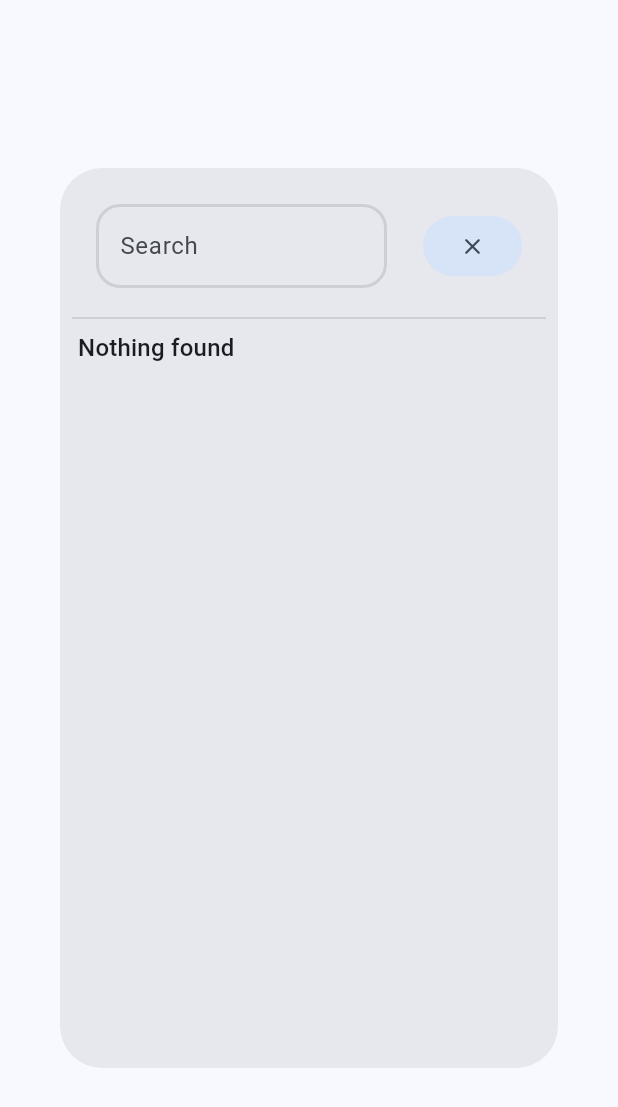
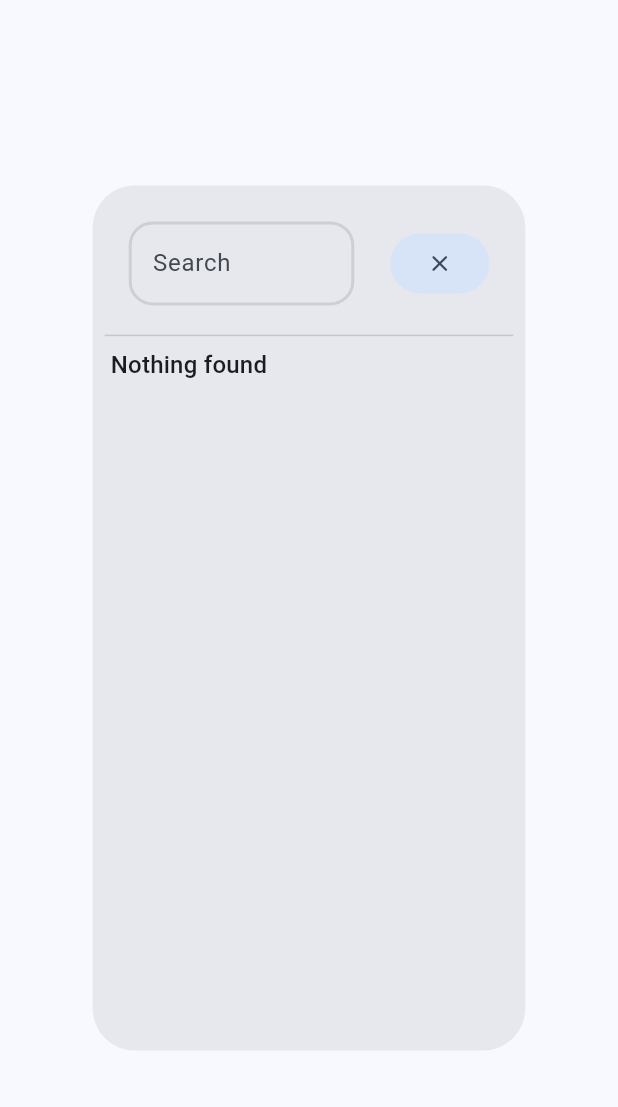
Before and after one commit to bierbaumtim/arb_editor, a Flutter app: the SearchDialog widget shown alone on an empty page, opened directly, on a phone screen of 412 x 824 dp. Shown: the top 1107 px of the screen. Run offline on Flutter 3.47's test engine with Material 2 defaults, Android fonts, the phone set to English and light mode, and no system bars; our stand-ins replace file_picker, flutter_riverpod, freezed_annotation, riverpod, yaml.

Commit message:
fix constraints for search dialog

```diff
--- a/lib/features/search/search_dialog.dart
+++ b/lib/features/search/search_dialog.dart
@@ -24,11 +24,25 @@ class SearchDialog extends ConsumerWidget {
 
   @override
   Widget build(BuildContext context, WidgetRef ref) {
+    final mediaQuery = MediaQuery.of(context);
     // The paddingScaleFactor is used to adjust the padding of Dialog
     // children.
-    final paddingScaleFactor = _paddingScaleFactor(
-      MediaQuery.of(context).textScaleFactor,
-    );
+    final paddingScaleFactor = _paddingScaleFactor(mediaQuery.textScaleFactor);
+
+    var constraints = _kConstraints;
+
+    if (mediaQuery.size.width * 0.7 < _kConstraints.maxWidth) {
+      constraints = constraints.copyWith(
+        minWidth: mediaQuery.size.width * 0.7,
+        maxWidth: mediaQuery.size.width * 0.7,
+      );
+    }
+
+    if (mediaQuery.size.height * 0.7 < _kConstraints.maxHeight) {
+      constraints = constraints.copyWith(
+        maxHeight: mediaQuery.size.height * 0.7,
+      );
+    }
 
     return Dialog(
       elevation: 4,
@@ -38,7 +52,7 @@ class SearchDialog extends ConsumerWidget {
       ),
       clipBehavior: Clip.antiAlias,
       child: ConstrainedBox(
-        constraints: _kConstraints,
+        constraints: constraints,
         child: Column(
           mainAxisSize: MainAxisSize.min,
           crossAxisAlignment: CrossAxisAlignment.stretch,
```
